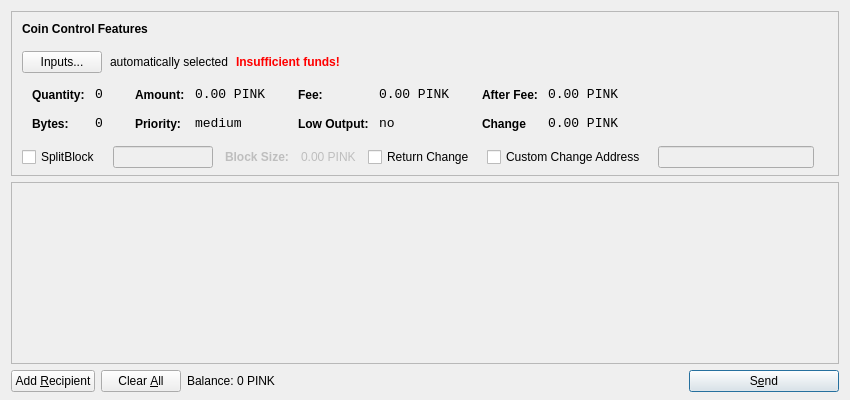
The window that src/qt/forms/sendcoinsdialog.ui (Pink2Dev/Pink2) describes before a commit, drawn with Qt 5.
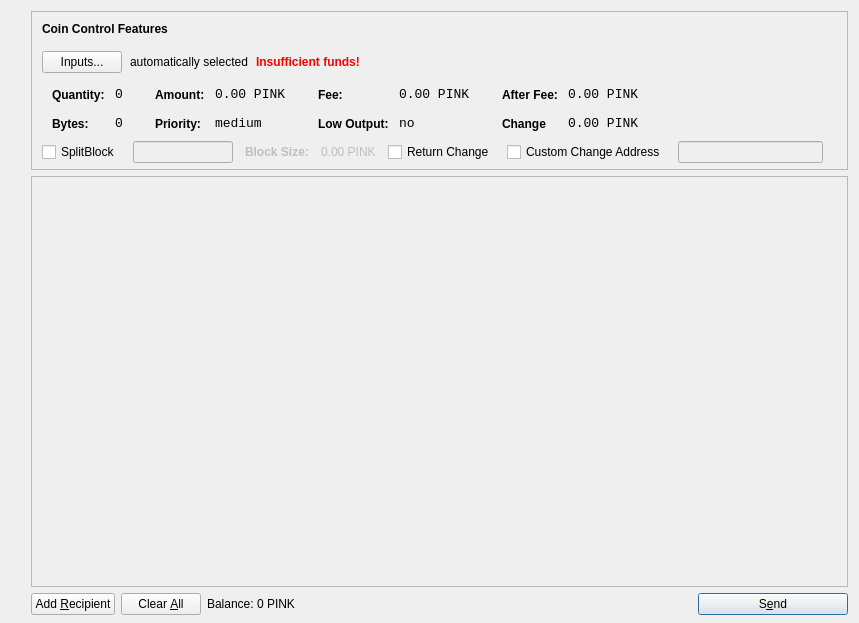
The same window after the commit. Icons and pictures are not drawn.

```diff
--- a/src/qt/forms/sendcoinsdialog.ui
+++ b/src/qt/forms/sendcoinsdialog.ui
@@ -6,21 +6,42 @@
    <rect>
     <x>0</x>
     <y>0</y>
-    <width>850</width>
-    <height>400</height>
+    <width>859</width>
+    <height>623</height>
    </rect>
   </property>
   <property name="windowTitle">
    <string>Send Coins</string>
   </property>
-  <layout class="QVBoxLayout" name="verticalLayout" stretch="0,1,0">
+  <layout class="QHBoxLayout" name="horizontalLayout_3" stretch="0,0">
    <property name="bottomMargin">
     <number>8</number>
+   </property>
+   <item>
+    <spacer name="horizontalSpacer_2">
+     <property name="orientation">
+      <enum>Qt::Horizontal</enum>
+     </property>
+     <property name="sizeType">
+      <enum>QSizePolicy::Fixed</enum>
+     </property>
+     <property name="sizeHint" stdset="0">
+      <size>
+       <width>20</width>
+       <height>0</height>
+      </size>
+     </property>
+    </spacer>
+   </item>
+   <item>
+    <layout class="QVBoxLayout" name="verticalLayout_3">
+     <property name="bottomMargin">
+      <number>0</number>
    </property>
    <item>
     <widget class="QFrame" name="frameCoinControl">
      <property name="sizePolicy">
-      <sizepolicy hsizetype="Expanding" vsizetype="Expanding">
+        <sizepolicy hsizetype="Preferred" vsizetype="Fixed">
        <horstretch>0</horstretch>
        <verstretch>0</verstretch>
       </sizepolicy>
@@ -54,7 +75,7 @@
        <number>6</number>
       </property>
       <item>
-       <layout class="QVBoxLayout" name="verticalLayoutCoinControl" stretch="0,0,0,0,1">
+         <layout class="QVBoxLayout" name="verticalLayoutCoinControl" stretch="0,0,0,0">
         <property name="spacing">
          <number>0</number>
         </property>
@@ -557,14 +578,17 @@
            <number>12</number>
           </property>
           <property name="sizeConstraint">
-           <enum>QLayout::SetDefaultConstraint</enum>
+             <enum>QLayout::SetMinimumSize</enum>
           </property>
           <property name="topMargin">
-           <number>5</number>
+             <number>0</number>
           </property>
           <property name="rightMargin">
            <number>5</number>
           </property>
+            <property name="bottomMargin">
+             <number>0</number>
+            </property>
           <item>
            <widget class="QCheckBox" name="splitBlockCheckBox">
             <property name="text">
@@ -668,19 +692,6 @@
           </item>
          </layout>
         </item>
-        <item>
-         <spacer name="verticalSpacerCoinControl">
-          <property name="orientation">
-           <enum>Qt::Vertical</enum>
-          </property>
-          <property name="sizeHint" stdset="0">
-           <size>
-            <width>800</width>
-            <height>1</height>
-           </size>
-          </property>
-         </spacer>
-        </item>
        </layout>
       </item>
      </layout>
@@ -696,8 +707,8 @@
        <rect>
         <x>0</x>
         <y>0</y>
-        <width>830</width>
-        <height>163</height>
+          <width>811</width>
+          <height>398</height>
        </rect>
       </property>
       <layout class="QVBoxLayout" name="verticalLayout_2">
@@ -856,6 +867,8 @@
         <bool>true</bool>
        </property>
       </widget>
+       </item>
+      </layout>
      </item>
     </layout>
    </item>
```
Lines whose indentation alone changed are shown as unchanged.
